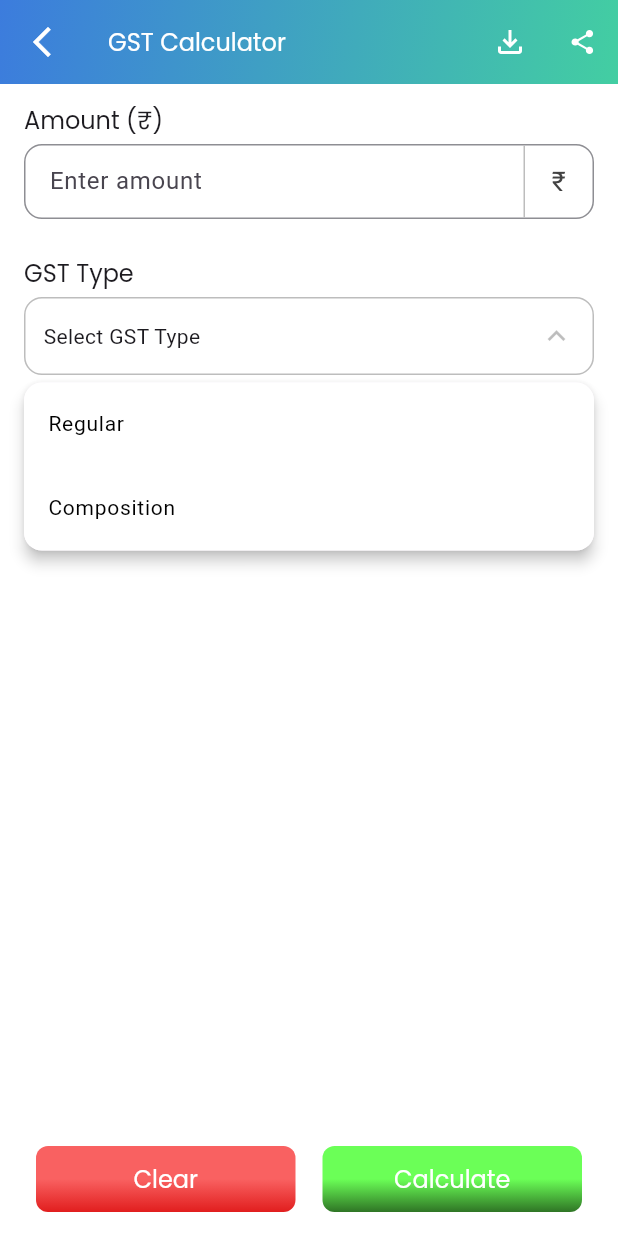
After one commit to shoaib3474/demo_project, a Flutter app: the GSTcalcView screen opened directly, after a tap on "Select GST Type", on a phone screen of 412 x 824 dp. The commit adds this screen. Run offline on Flutter 3.47's test engine with Material 3 defaults, Android fonts, the phone set to English and light mode, and no system bars; our stand-ins replace fl_chart, flutter_svg, get, shared_preferences; accounts and stored records are empty.

Commit message:
create GST Calculator

```diff
--- /dev/null
+++ b/lib/controller/GST/GST_calc_ctrl.dart
@@ -0,0 +1,37 @@
+import 'package:demo_project/models/base_calculator_model.dart';
+import 'package:demo_project/utils/services/base_shared_preference.dart';
+
+class GSTController {
+  static const String _key = 'gst_calculator_result';
+
+  /// Calculate GST breakdown
+  /// [amount] is the original price
+  /// [rate] is the GST percentage
+  static BaseCalculatorModel calculate({
+    required double amount,
+    required double rate,
+  }) {
+    final gstAmount = (amount * rate) / 100;
+    final totalAmount = amount + gstAmount;
+
+    return BaseCalculatorModel(
+      amount: amount,
+      result1: gstAmount,
+      result2: totalAmount,
+      rate: rate,
+      time: 00,
+    );
+  }
+
+  static Future<void> save(BaseCalculatorModel model) async {
+    await BaseSharedPreference.save(_key, model);
+  }
+
+  static Future<BaseCalculatorModel?> load() async {
+    return await BaseSharedPreference.load(_key);
+  }
+
+  static Future<void> clear() async {
+    await BaseSharedPreference.clear(_key);
+  }
+}
--- a/lib/controller/bank_ctrls/simple_interest_controller.dart
+++ b/lib/controller/bank_ctrls/simple_interest_controller.dart
@@ -1,7 +1,7 @@
 import 'package:demo_project/utils/services/base_shared_preference.dart';
 import '../../models/base_calculator_model.dart';
 
-class DepreciationController {
+class SimpleInterestCtrl {
   static const String _key = 'simple_interest_result';
 
   static BaseCalculatorModel calculate({
--- a/lib/routes/calc_routs.dart
+++ b/lib/routes/calc_routs.dart
@@ -1,3 +1,4 @@
+import 'package:demo_project/view/screens/calculators/GST/GST_calc_view.dart';
 import 'package:demo_project/view/screens/calculators/bank/compound_interest_view.dart';
 import 'package:demo_project/view/screens/calculators/bank/simple_interest_view.dart';
 import 'package:demo_project/view/screens/calculators/income%20tax/HRA_calc_view.dart';
@@ -32,4 +33,13 @@ final Map<String, Widget Function()> calculatorRouteMap = {
   "SIP Calculator": () => SIPcalcView(),
   // insurance Calculators
   "NPS Calculator": () => NPSCalcView(),
+  // Loan Calculator
+  //  "Business Loan Calculator",
+  //       "Car Loan Calculator",
+  //       "Loan Against Property",
+  //       "Home Loan Calculator",
+  //       "Personal Loan Calculator",
+
+  //GST Calculators
+  "GST Calculator": () => GSTcalcView(),
 };
--- a/lib/utils/custom/custom_dropdown.dart
+++ b/lib/utils/custom/custom_dropdown.dart
@@ -113,14 +113,14 @@ class _CustomDropdownState extends State<CustomDropdown> {
                                       color:
                                           isSelected
                                               ? AppColors.white
-                                              : AppColors.black26,
+                                              : Colors.black,
                                     ) ??
                                     TextStyle(
                                       fontSize: 14,
                                       color:
                                           isSelected
                                               ? AppColors.white
-                                              : AppColors.black26,
+                                              : Colors.black,
                                     ),
                               ),
                               onTap: () {
--- /dev/null
+++ b/lib/view/screens/calculators/GST/GST_calc_view.dart
@@ -0,0 +1,158 @@
+// ignore_for_file: library_private_types_in_public_api, use_build_context_synchronously
+
+import 'package:demo_project/controller/GST/GST_calc_ctrl.dart';
+import 'package:demo_project/providers/base_calculator_provider.dart';
+import 'package:demo_project/utils/utils.dart';
+import 'package:demo_project/view/screens/textfield.dart';
+import 'package:demo_project/widgets/result_chart.dart';
+import 'package:flutter/material.dart';
+import 'package:provider/provider.dart';
+
+class GSTcalcView extends StatefulWidget {
+  const GSTcalcView({super.key});
+
+  @override
+  _GSTcalcViewState createState() => _GSTcalcViewState();
+}
+
+class _GSTcalcViewState extends State<GSTcalcView> {
+  final amountCtrl = TextEditingController();
+  String selectedGST = "Select GST Type";
+  String gstRate = "Select GST Rate";
+
+  @override
+  void initState() {
+    super.initState();
+    _loadResult();
+  }
+
+  Future<void> _loadResult() async {
+    final model = await GSTController.load();
+    if (model != null) {
+      context.read<BaseCalculatorProvider>().setModel(model);
+    }
+  }
+
+  void _onCalculate() async {
+    if (amountCtrl.text.isEmpty ||
+        gstRate == "Select GST Rate" ||
+        selectedGST == "Select GST Type") {
+      ScaffoldMessenger.of(
+        context,
+      ).showSnackBar(const SnackBar(content: Text("Please fill all fields")));
+      return;
+    }
+
+    final amount = double.tryParse(amountCtrl.text) ?? 0;
+    final rate = double.tryParse(gstRate.replaceAll("%", "")) ?? 0;
+
+    final result = GSTController.calculate(amount: amount, rate: rate);
+
+    await GSTController.save(result);
+    context.read<BaseCalculatorProvider>().setModel(result);
+  }
+
+  void _onClear() async {
+    amountCtrl.clear();
+    setState(() {
+      gstRate = "Select GST Rate";
+      selectedGST = "Select GST Type";
+    });
+
+    await GSTController.clear();
+    context.read<BaseCalculatorProvider>().clear();
+
+    ScaffoldMessenger.of(
+      context,
+    ).showSnackBar(const SnackBar(content: Text("Fields cleared")));
+  }
+
+  @override
+  Widget build(BuildContext context) {
+    final model = context.watch<BaseCalculatorProvider>().model;
+
+    return Scaffold(
+      resizeToAvoidBottomInset: true,
+      backgroundColor: AppColors.white,
+      appBar: CustomAppBar(
+        title: 'GST Calculator',
+        onBack: () => Navigator.pop(context),
+        onDownload: () {},
+        onShare: () {},
+      ),
+      body: Column(
+        children: [
+          SingleChildScrollView(
+            padding: const EdgeInsets.all(16),
+            child: Column(
+              spacing: 8,
+              crossAxisAlignment: CrossAxisAlignment.start,
+              children: [
+                Text("Amount (₹)", style: AppTextStyles.body16),
+                CustomTextField(
+                  hintText: 'Enter amount',
+                  controller: amountCtrl,
+                  rightText: "₹",
+                ),
+                const SizedBox(height: 12),
+                Text("GST Type", style: AppTextStyles.body16),
+                CustomDropdown(
+                  height: 52,
+                  items: ["Regular", "Composition"],
+                  initialValue: selectedGST,
+                  onChanged: (val) {
+                    setState(() => selectedGST = val);
+                  },
+                ),
+                const SizedBox(height: 12),
+                Text("GST Rate (%)", style: AppTextStyles.body16),
+                CustomDropdown(
+                  height: 52,
+                  items: ["0%", "5%", "8%", "12%", "18%", "28%"],
+                  initialValue: gstRate,
+                  onChanged: (val) {
+                    setState(() => gstRate = val);
+                  },
+                ),
+              ],
+            ),
+          ),
+          const SizedBox(height: 20),
+          if (model != null)
+            ResultChart(
+              dataEntries: [
+                ChartData(
+                  value: model.amount,
+                  color: AppColors.secondary,
+                  label: 'Actual Amount',
+                ),
+                ChartData(
+                  value: model.result1 ?? 0.0,
+                  color: AppColors.primary,
+                  label: 'GST Amount',
+                ),
+              ],
+              summaryRows: [
+                SummaryRowData(label: "Actual Amount", value: model.amount),
+                SummaryRowData(
+                  label: "GST Amount",
+                  value: model.result1 ?? 0.0,
+                ),
+                SummaryRowData(
+                  label: "Post GST Amount",
+                  value: model.result2 ?? 0.0,
+                ),
+              ],
+            )
+          else
+            const SizedBox.shrink(),
+          const Spacer(),
+        ],
+      ),
+      bottomSheet: ClearCalculateButtons(
+        onClearPressed: _onClear,
+        onCalculatePressed: _onCalculate,
+      ),
+    );
+  }
+}
--- a/lib/view/screens/calculators/bank/simple_interest_view.dart
+++ b/lib/view/screens/calculators/bank/simple_interest_view.dart
@@ -30,7 +30,7 @@ class _SimpleInterestViewState extends State<SimpleInterestView> {
   }
 
   Future<void> _loadResult() async {
-    final model = await DepreciationController.load();
+    final model = await SimpleInterestCtrl.load();
     if (model != null) {
       context.read<BaseCalculatorProvider>().setModel(model);
     }
@@ -50,14 +50,14 @@ class _SimpleInterestViewState extends State<SimpleInterestView> {
     final rate = double.tryParse(rateCtrl.text) ?? 0;
     final time = double.tryParse(timeCtrl.text) ?? 0;
 
-    final result = DepreciationController.calculate(
+    final result = SimpleInterestCtrl.calculate(
       amount: principal,
       rate: rate,
       time: time,
       timeType: timeType,
     );
 
-    await DepreciationController.save(result);
+    await SimpleInterestCtrl.save(result);
     context.read<BaseCalculatorProvider>().setModel(result);
   }
 
@@ -65,7 +65,7 @@ class _SimpleInterestViewState extends State<SimpleInterestView> {
     principalCtrl.clear();
     rateCtrl.clear();
     timeCtrl.clear();
-    await DepreciationController.clear();
+    await SimpleInterestCtrl.clear();
     context.read<BaseCalculatorProvider>().clear();
 
     ScaffoldMessenger.of(
--- a/lib/view/screens/tools_screen.dart
+++ b/lib/view/screens/tools_screen.dart
@@ -54,7 +54,6 @@ class _ToolsScreenState extends State<ToolsScreen> {
       'title': "Loan\nCalculators",
       'color': Colors.green,
       'calculators': [
-        "Loan Calculator",
         "Business Loan Calculator",
         "Car Loan Calculator",
         "Loan Against Property",
@@ -67,6 +66,12 @@ class _ToolsScreenState extends State<ToolsScreen> {
       'title': "Insurance\nCalculator",
       'color': Colors.red,
       'calculators': ["NPS Calculator"],
+    },
+    {
+      'icon': Assets.icons.gstLink,
+      'title': "GST\nCalculator",
+      'color': Colors.lime,
+      'calculators': ["GST Calculator"],
     },
   ];
 
```
Also changed, not shown: lib/controller/loan/business_calc_ctrl.dart (added), lib/controller/loan/car_calc_ctrl.dart (added), lib/controller/loan/home_calc_ctrl.dart (added), lib/controller/loan/personal_calc_ctrl.dart (added), lib/controller/loan/property_calc_ctrl.dart (added), lib/view/screens/calculators/loan/business_calc_view.dart (added), lib/view/screens/calculators/loan/car_calc_view.dart (added), lib/view/screens/calculators/loan/home_calc_view.dart (added), lib/view/screens/calculators/loan/personal_calc_view.dart (added), lib/view/screens/calculators/loan/property_calc_view.dart (added).
